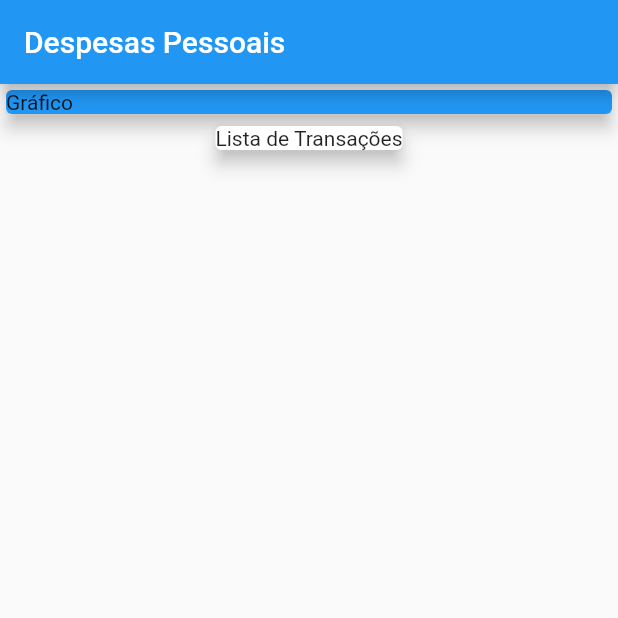
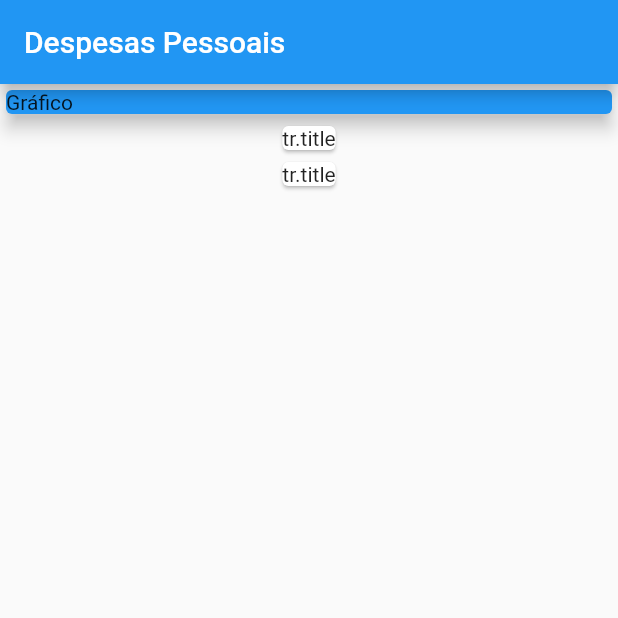
Before and after one commit to oliveiradg/DespesasPessoais, a Flutter app: the screen it shows after launch, on a phone screen of 412 x 824 dp, the top half of it. Run offline on Flutter 3.47's test engine with Material 2 defaults, Android fonts, the phone set to English and light mode, and no system bars.

Commit message:
[DIA 45] feat: Mapeando Dados para Widgets

```diff
--- a/lib/main.dart
+++ b/lib/main.dart
@@ -46,8 +46,8 @@ class MyHomePage extends StatelessWidget {
         title: const Text('Despesas Pessoais'),
       ),
       body: Column(
-        children: const [
-          SizedBox(
+        children:  [
+          const SizedBox(
             width: double.infinity,
             child: Card(
               color: Colors.blue,
@@ -55,10 +55,15 @@ class MyHomePage extends StatelessWidget {
               child: Text('Gráfico'),
             ),
           ),
-          Card(
-            elevation: 5,
-            child: Text('Lista de Transações'),
-          ),
+       Column(
+        children: _transacao.map((tr){
+          return const Card(
+            child: Text('tr.title'),
+          );
+
+        }).toList(),
+
+       )
         ],
       ),
     );
```
